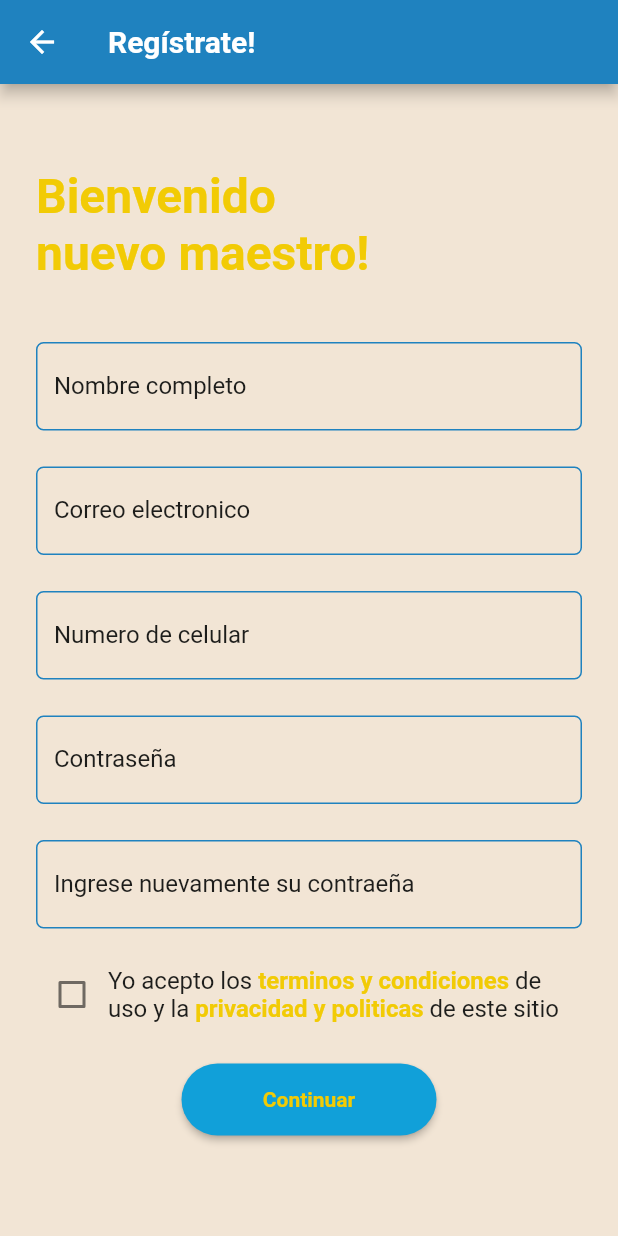
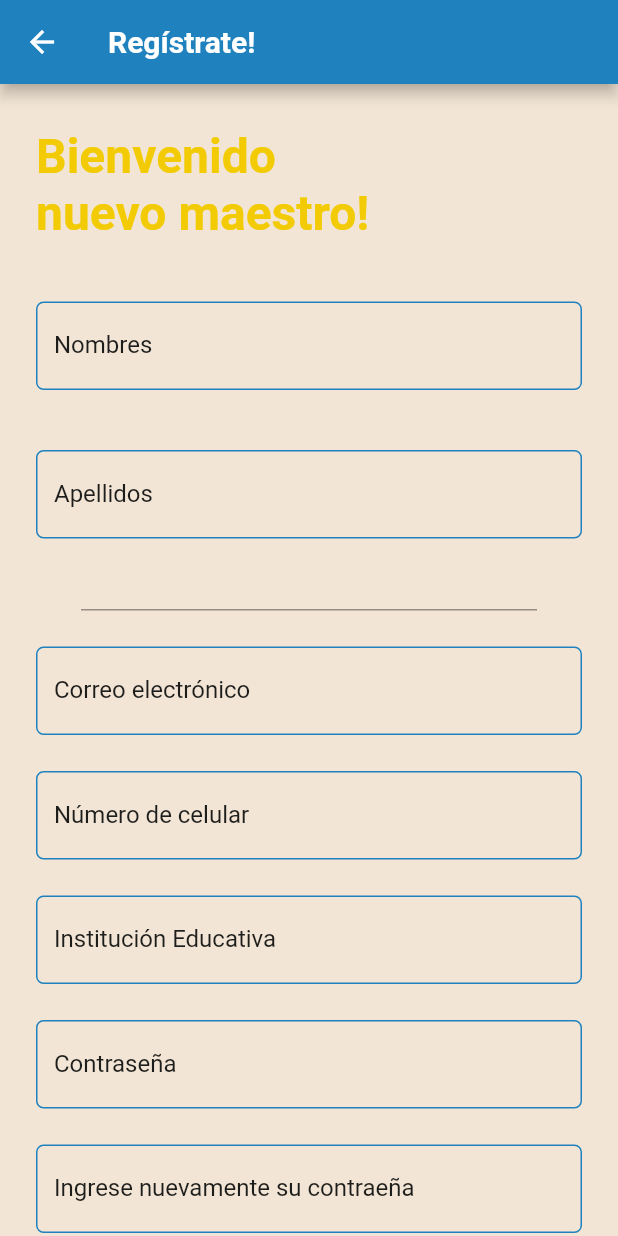
Before and after one commit to Nochest/Historyar, a Flutter app: the TeacherRegister screen opened directly, on a phone screen of 412 x 824 dp. Run offline on Flutter 3.47's test engine with Material 2 defaults, Android fonts, the phone set to English and light mode, and no system bars; our stand-ins replace shared_preferences; accounts and stored records are empty.

Commit message:
[FEATURE] Forget_Password&Register&Login

```diff
--- a/lib/helpers/constant_helpers.dart
+++ b/lib/helpers/constant_helpers.dart
@@ -1,4 +1,5 @@
 class Constants {
-  static const String URL = 'http://localhost:5000';
-  final int TIPO_USUARIO = 1;
+  static const String URL = 'http://192.168.100.3:5000';
+  static const int ALUMNO_USUARIO = 1;
+  static const int DOCENTE_USUARIO = 2;
 }
--- a/lib/pages/register_pages/teacher_register.dart
+++ b/lib/pages/register_pages/teacher_register.dart
@@ -2,9 +2,11 @@ import 'package:flutter/gestures.dart';
 import 'package:flutter/material.dart';
 import 'package:historyar_app/pages/main_menu_pages/home_holder.dart';
 import 'package:historyar_app/pages/sign_in_pages/sign_in.dart';
+import 'package:historyar_app/providers/user_provider.dart';
 import 'package:historyar_app/utils/alert.dart';
 import 'package:historyar_app/utils/color_palette.dart';
 import 'package:historyar_app/widgets/input_text.dart';
+import 'package:intl/intl.dart';
 
 class TeacherRegister extends StatefulWidget {
   @override
@@ -31,30 +33,45 @@ class _TeacherRegisterState extends State<TeacherRegister> {
   ColorPalette _colorPalette = ColorPalette();
   InputText _inputText = InputText();
   Alert _alert = Alert();
+  var _usuarioProvider =  UsuarioProvider();
 
-  bool name = false;
+  bool names = false;
+  bool surnames = false;
   bool email = false;
   bool mobile = false;
+  bool school = false;
   bool password = false;
   bool passwordConfirmed = false;
+  bool birthDate = false;
 
-  FocusNode focus_full_name = FocusNode();
+  DateFormat formatter = DateFormat('yyyy-MM-dd');
+
+  FocusNode focus_names = FocusNode();
+  FocusNode focus_surnames = FocusNode();
   FocusNode focus_email = FocusNode();
   FocusNode focus_mobile = FocusNode();
+  FocusNode focus_school = FocusNode();
   FocusNode focus_password = FocusNode();
   FocusNode focus_password_confirm = FocusNode();
 
   TextEditingController _emailController = TextEditingController();
-  TextEditingController _fullNameController = TextEditingController();
+  TextEditingController _nameController = TextEditingController();
+  TextEditingController _surnameController = TextEditingController();
   TextEditingController _mobileController = TextEditingController();
+  TextEditingController _schoolController = TextEditingController();
   TextEditingController _passwordController = TextEditingController();
   TextEditingController _passwordConfirmController = TextEditingController();
+  TextEditingController _birthDateController = TextEditingController();
 
   bool value = false;
+  var selectedDate = DateTime.now();
 
   @override
   Widget build(BuildContext context) {
-    focus_full_name.addListener(() {
+    focus_names.addListener(() {
+      setState(() {});
+    });
+    focus_surnames.addListener(() {
       setState(() {});
     });
     focus_email.addListener(() {
@@ -87,7 +104,7 @@ class _TeacherRegisterState extends State<TeacherRegister> {
       ),
       body: SingleChildScrollView(
         child: Padding(
-          padding: EdgeInsets.symmetric(vertical: 32.0, horizontal: 24.0),
+          padding: EdgeInsets.symmetric(vertical: 5.0, horizontal: 24.0),
           child: Container(
             alignment: Alignment.center,
             child: Column(
@@ -110,14 +127,30 @@ class _TeacherRegisterState extends State<TeacherRegister> {
                 Padding(
                   padding: EdgeInsets.only(top: 40.0),
                   child: _inputText.defaultIText(
-                      focus_full_name,
-                      _fullNameController,
+                      focus_names,
+                      _nameController,
                       TextInputType.text,
-                      'Nombre completo',
+                      'Nombres',
                       '',
                       false,
-                      'Nombre completo',
-                      name),
+                      'Nombres',
+                      names),
+                ),
+                Padding(
+                  padding: EdgeInsets.only(top: 40.0),
+                  child: _inputText.defaultIText(
+                      focus_surnames,
+                      _surnameController,
+                      TextInputType.text,
+                      'Apellidos',
+                      '',
+                      false,
+                      'Apellidos',
+                      surnames),
+                ),
+                Padding(
+                  padding: EdgeInsets.only(right: 30.0, left: 30.0),
+                  child: _createFechaNac(context),
                 ),
                 Padding(
                   padding: EdgeInsets.only(top: 24.0),
@@ -125,10 +158,10 @@ class _TeacherRegisterState extends State<TeacherRegister> {
                       focus_email,
                       _emailController,
                       TextInputType.text,
-                      'Correo electronico',
+                      'Correo electrónico',
                       '',
                       false,
-                      'Correo electronico',
+                      'Correo electrónico',
                       email),
                 ),
                 Padding(
@@ -137,11 +170,23 @@ class _TeacherRegisterState extends State<TeacherRegister> {
                       focus_mobile,
                       _mobileController,
                       TextInputType.phone,
-                      'Numero de celular',
+                      'Número de celular',
                       '',
                       false,
-                      'Numero de celular',
+                      'Número de celular',
                       mobile),
+                ),
+                Padding(
+                  padding: EdgeInsets.only(top: 24.0),
+                  child: _inputText.defaultIText(
+                      focus_school,
+                      _schoolController,
+                      TextInputType.text,
+                      'Institución Educativa',
+                      '',
+                      false,
+                      'Institución Educativa',
+                      school),
                 ),
                 Padding(
                   padding: EdgeInsets.only(top: 24.0),
@@ -256,19 +301,27 @@ class _TeacherRegisterState extends State<TeacherRegister> {
                   color: _colorPalette.yellow, fontWeight: FontWeight.bold)),
           onPressed: () {
             if (value &&
-                _fullNameController.text.isNotEmpty &&
+                _nameController.text.isNotEmpty &&
+                _surnameController.text.isNotEmpty &&
                 _emailController.text.isNotEmpty &&
+                _birthDateController.text.isNotEmpty &&
                 _mobileController.text.isNotEmpty &&
+                _schoolController.text.isNotEmpty &&
                 _passwordController.text.isNotEmpty &&
                 _passwordConfirmController.text.isNotEmpty &&
                 (_passwordController.text == _passwordConfirmController.text)) {
-              Navigator.of(context).push(MaterialPageRoute(
-                  builder: (BuildContext context) => HomeHolder()));
+                  _usuarioProvider.registerDocente(_mobileController.text, _schoolController.text, _nameController.text, _surnameController.text
+                      , _emailController.text, _passwordController.text, _birthDateController.text, context);
+              //Navigator.of(context).push(MaterialPageRoute(
+                //  builder: (BuildContext context) => HomeHolder()));
             } else {
               setState(() {
-                if (_fullNameController.text.isEmpty) name = true;
+                if (_nameController.text.isEmpty) names = true;
+                if (_surnameController.text.isEmpty) surnames = true;
+                if (_birthDateController.text.isEmpty) birthDate = true;
                 if (_emailController.text.isEmpty) email = true;
                 if (_mobileController.text.isEmpty) mobile = true;
+                if (_schoolController.text.isEmpty) school = true;
                 if (_passwordController.text.isEmpty) password = true;
                 if (_passwordConfirmController.text.isEmpty)
                   passwordConfirmed = true;
@@ -281,4 +334,32 @@ class _TeacherRegisterState extends State<TeacherRegister> {
           }),
     );
   }
+
+  Widget _createFechaNac(BuildContext context) {
+    return TextFormField(
+      controller: _birthDateController,
+      onTap: () async {
+        FocusScope.of(context).requestFocus(FocusNode());
+        print("terrible");
+
+        await _selectDate(context);
+      },
+    );
+  }
+
+  Future<void> _selectDate(BuildContext context) async {
+    final DateTime? picked = await showDatePicker(
+        context: context,
+        initialDate: selectedDate,
+        firstDate: DateTime(2015, 8),
+        lastDate: DateTime(2101));
+    if (picked != null && picked != selectedDate) {
+      setState(() {
+        selectedDate = picked;
+        _birthDateController.text = formatter.format(picked);
+      });
+    }
+  }
+
+
 }
--- a/lib/pages/sign_in_pages/sign_in.dart
+++ b/lib/pages/sign_in_pages/sign_in.dart
@@ -2,6 +2,7 @@ import 'package:flutter/material.dart';
 import 'package:historyar_app/pages/main_menu_pages/home_holder.dart';
 import 'package:historyar_app/pages/register_pages/student_register.dart';
 import 'package:historyar_app/pages/register_pages/teacher_register.dart';
+import 'package:historyar_app/pages/sign_in_pages/forget_password.dart';
 import 'package:historyar_app/providers/user_provider.dart';
 import 'package:historyar_app/utils/color_palette.dart';
 import 'package:historyar_app/widgets/input_text.dart';
@@ -98,6 +99,10 @@ class _SignInState extends State<SignIn> {
                     child: Text('Olvidaste tu contraseña?', style: TextStyle(color: _colorPalette.darkBlue, fontWeight: FontWeight.w400, fontSize: 16.0)),
                     onPressed: (){
                       //TODO: Password recover page
+
+                      Navigator.of(context).
+                      pushAndRemoveUntil(MaterialPageRoute(builder: (BuildContext context) => ForgetPassword()),
+                              (Route<dynamic> route) => false);
                     },
                   ),
                 ),
--- a/pubspec.yaml
+++ b/pubspec.yaml
@@ -30,7 +30,7 @@ dependencies:
   cupertino_icons: ^1.0.2
   shared_preferences: ^2.0.13
   http: ^0.13.4
-
+  intl: ^0.17.0
 
 dev_dependencies:
   flutter_test:
```
Also changed, not shown: lib/pages/register_pages/student_register.dart (+22 -7 lines), lib/pages/register_pages/success_register.dart (added, +62 -0 lines), lib/pages/sign_in_pages/forget_password.dart (added, +120 -0 lines), lib/pages/sign_in_pages/success_reset.dart (added, +72 -0 lines), lib/providers/user_provider.dart (+47 -11 lines), pubspec.lock, 3 other files.
